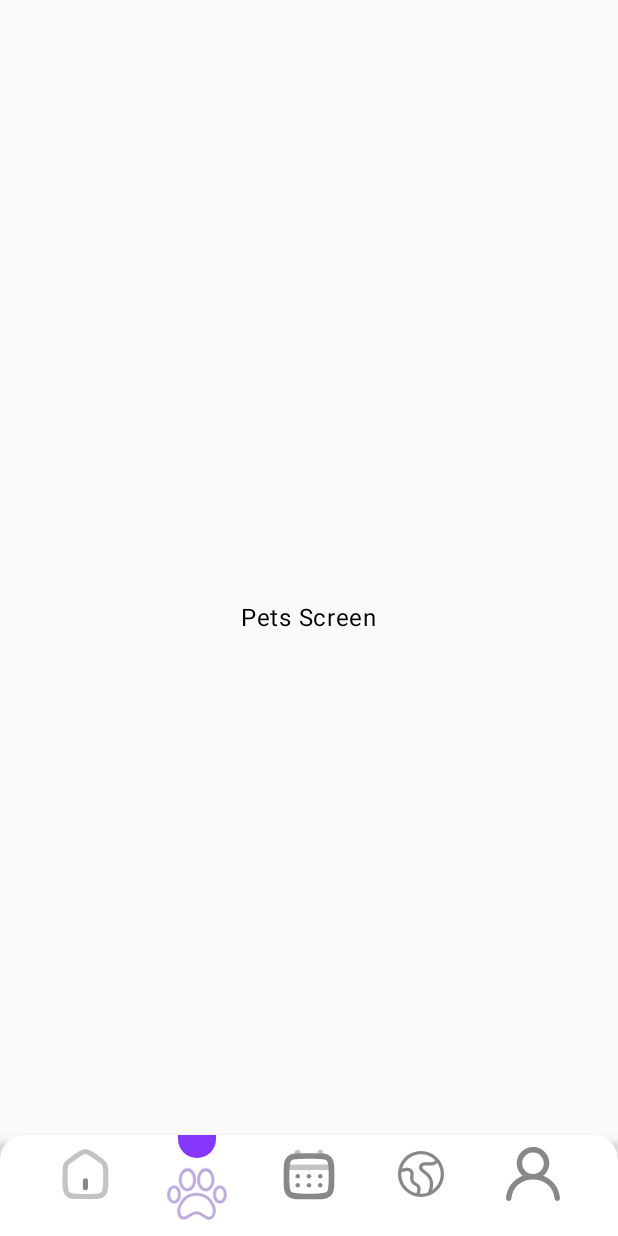
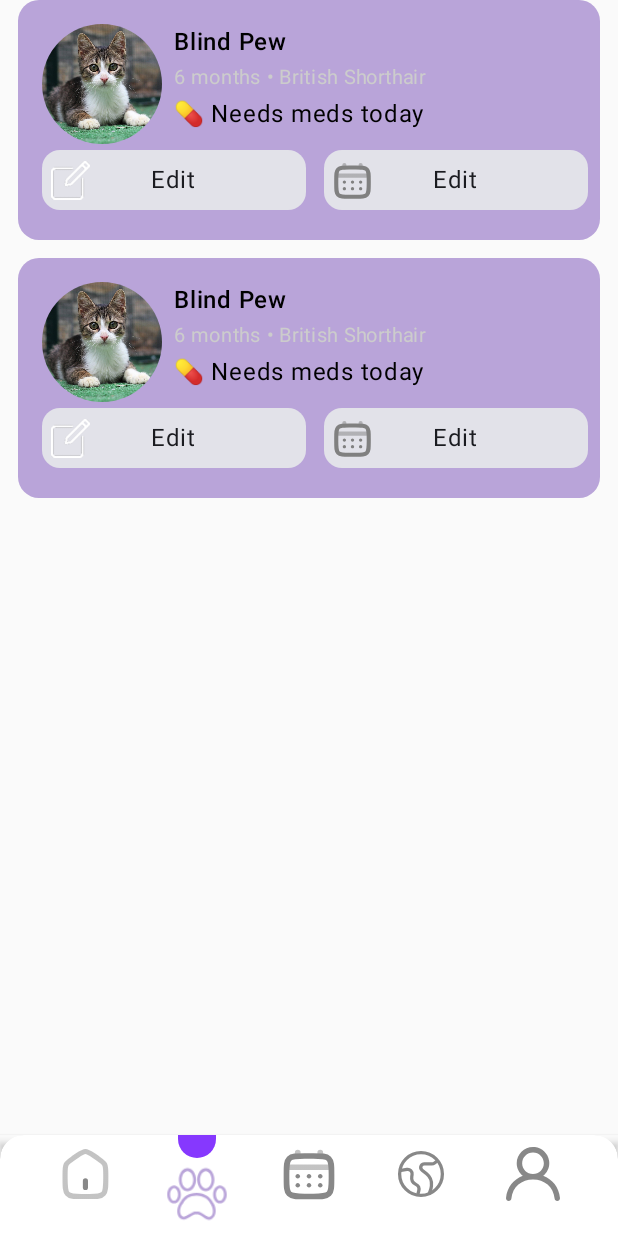
Before and after one commit to Ahmed3abogarin/PetPal, an Android app built with Jetpack Compose: the PetsScreen screen opened through its navigation route, on a phone screen of 412 x 824 dp. Run offline under Robolectric (Android 15) with nearby library versions, the phone set to English and light mode, and no system bars.

Commit message:
create pets screen and organized the files

```diff
--- a/app/src/main/java/com/vtol/petpal/MainActivity.kt
+++ b/app/src/main/java/com/vtol/petpal/MainActivity.kt
@@ -9,7 +9,7 @@ import androidx.annotation.RequiresApi
 import androidx.compose.foundation.layout.Box
 import androidx.compose.foundation.layout.fillMaxSize
 import androidx.compose.ui.Modifier
-import com.vtol.petpal.presentation.NavGraph
+import com.vtol.petpal.presentation.navgraph.NavGraph
 import com.vtol.petpal.ui.theme.PetPalTheme
 
 class MainActivity : ComponentActivity() {
--- a/app/src/main/java/com/vtol/petpal/presentation/PetCard.kt
+++ /dev/null
@@ -1,15 +0,0 @@
-package com.vtol.petpal.presentation
-
-import androidx.compose.runtime.Composable
-import androidx.compose.ui.tooling.preview.Preview
-
-@Composable
-fun PetCard(){
-
-}
-
-@Preview
-@Composable
-fun PetCardPreview(){
-
-}
--- a/app/src/main/java/com/vtol/petpal/presentation/HomeScreen.kt
+++ b/app/src/main/java/com/vtol/petpal/presentation/home/HomeScreen.kt
@@ -1,4 +1,4 @@
-package com.vtol.petpal.presentation
+package com.vtol.petpal.presentation.home
 
 import androidx.compose.foundation.BorderStroke
 import androidx.compose.foundation.Image
--- a/app/src/main/java/com/vtol/petpal/presentation/NavGraph.kt
+++ b/app/src/main/java/com/vtol/petpal/presentation/navgraph/NavGraph.kt
@@ -1,4 +1,4 @@
-package com.vtol.petpal.presentation
+package com.vtol.petpal.presentation.navgraph
 
 import androidx.compose.animation.AnimatedVisibility
 import androidx.compose.animation.core.LinearOutSlowInEasing
@@ -39,7 +39,6 @@ import androidx.compose.ui.geometry.Offset
 import androidx.compose.ui.graphics.Color
 import androidx.compose.ui.graphics.graphicsLayer
 import androidx.compose.ui.graphics.vector.ImageVector
-import androidx.compose.ui.res.painterResource
 import androidx.compose.ui.res.vectorResource
 import androidx.compose.ui.unit.IntSize
 import androidx.compose.ui.unit.dp
@@ -50,6 +49,10 @@ import androidx.navigation.compose.currentBackStackEntryAsState
 import androidx.navigation.compose.navigation
 import androidx.navigation.compose.rememberNavController
 import com.vtol.petpal.R
+import com.vtol.petpal.presentation.Routes
+import com.vtol.petpal.presentation.home.HomeScreen
+import com.vtol.petpal.presentation.pets.PetsScreen
+import com.vtol.petpal.presentation.profile.ProfileScreen
 import com.vtol.petpal.ui.theme.LightPurple
 import com.vtol.petpal.ui.theme.MainPurple
 import kotlinx.coroutines.delay
@@ -198,9 +201,7 @@ fun AppNavigator() {
                 HomeScreen()
             }
             composable(Routes.PetsScreen.route) {
-                Box(modifier = Modifier.fillMaxSize(), contentAlignment = Alignment.Center) {
-                    Text("Pets Screen")
-                }
+                PetsScreen()
 
             }
             composable(Routes.CalenderScreen.route) {
@@ -218,9 +219,7 @@ fun AppNavigator() {
                 }
             }
             composable(route = Routes.ProfileScreen.route) {
-                Box(modifier = Modifier.fillMaxSize(), contentAlignment = Alignment.Center) {
-                    Text("Nearby Screen")
-                }
+                ProfileScreen()
             }
         }
 
--- /dev/null
+++ b/app/src/main/java/com/vtol/petpal/presentation/pets/PetsScreen.kt
@@ -0,0 +1,22 @@
+package com.vtol.petpal.presentation.pets
+
+import androidx.compose.foundation.layout.Arrangement
+import androidx.compose.foundation.layout.PaddingValues
+import androidx.compose.foundation.lazy.LazyColumn
+import androidx.compose.runtime.Composable
+import androidx.compose.ui.unit.dp
+import com.vtol.petpal.presentation.pets.components.PetCard
+
+@Composable
+fun PetsScreen(){
+
+    LazyColumn(
+        verticalArrangement = Arrangement.spacedBy(12.dp),
+        contentPadding = PaddingValues(horizontal = 12.dp)
+    ){
+        items(2){
+            PetCard()
+        }
+    }
+
+}
--- /dev/null
+++ b/app/src/main/java/com/vtol/petpal/presentation/pets/components/PetCard.kt
@@ -0,0 +1,117 @@
+package com.vtol.petpal.presentation.pets.components
+
+import androidx.compose.foundation.Image
+import androidx.compose.foundation.layout.Arrangement
+import androidx.compose.foundation.layout.Box
+import androidx.compose.foundation.layout.Column
+import androidx.compose.foundation.layout.Row
+import androidx.compose.foundation.layout.Spacer
+import androidx.compose.foundation.layout.fillMaxWidth
+import androidx.compose.foundation.layout.padding
+import androidx.compose.foundation.layout.size
+import androidx.compose.foundation.layout.width
+import androidx.compose.foundation.shape.CircleShape
+import androidx.compose.foundation.shape.RoundedCornerShape
+import androidx.compose.material3.Card
+import androidx.compose.material3.CardDefaults
+import androidx.compose.material3.Text
+import androidx.compose.runtime.Composable
+import androidx.compose.ui.Alignment
+import androidx.compose.ui.Modifier
+import androidx.compose.ui.draw.clip
+import androidx.compose.ui.graphics.Color
+import androidx.compose.ui.res.painterResource
+import androidx.compose.ui.text.font.FontWeight
+import androidx.compose.ui.tooling.preview.Preview
+import androidx.compose.ui.unit.dp
+import androidx.compose.ui.unit.sp
+import com.vtol.petpal.R
+import com.vtol.petpal.ui.theme.LightPurple
+import com.vtol.petpal.ui.theme.PetPalTheme
+
+@Composable
+fun PetCard() {
+    Card(
+        onClick = {},
+        colors = CardDefaults.cardColors(containerColor = LightPurple),
+        shape = RoundedCornerShape(14.dp)
+    ) {
+        Column(modifier = Modifier.padding(start = 16.dp, top = 16.dp, bottom = 16.dp)) {
+            Row {
+                Image(
+                    modifier = Modifier
+                        .size(80.dp)
+                        .clip(CircleShape),
+                    painter = painterResource(R.drawable.cat),
+                    contentDescription = "pet photo"
+                )
+                Spacer(modifier = Modifier.width(8.dp))
+
+                Column {
+                    Text(text = "Blind Pew", fontWeight = FontWeight.SemiBold)
+                    Text(
+                        text = "6 months • British Shorthair",
+                        fontSize = 13.sp,
+                        color = Color.LightGray
+                    )
+                    Text(text = "\uD83D\uDC8A Needs meds today")
+                }
+            }
+
+            Row(
+                modifier = Modifier
+                    .fillMaxWidth()
+                    .align(Alignment.End)
+                    .padding(end = 8.dp),
+                horizontalArrangement = Arrangement.spacedBy(12.dp)
+            ) {
+                Card(modifier = Modifier.weight(1f), onClick = {}) {
+                    Box(modifier = Modifier
+                        .fillMaxWidth()
+                        .padding(horizontal = 6.dp)) {
+                        Image(
+                            modifier = Modifier.size(26.dp).align(Alignment.CenterStart),
+                            painter = painterResource(R.drawable.ic_edit),
+                            contentDescription = ""
+                        )
+                        Text(
+                            text = "Edit",
+                            modifier = Modifier
+                                .align(Alignment.Center)
+                                .padding(vertical = 8.dp)
+                        )
+                    }
+                }
+
+                Card(modifier = Modifier.weight(1f), onClick = {}) {
+                    Box(modifier = Modifier
+                        .fillMaxWidth()
+                        .padding(horizontal = 6.dp)) {
+                        Image(
+                            modifier = Modifier.size(26.dp).align(Alignment.CenterStart),
+                            painter = painterResource(R.drawable.ic_calender),
+                            contentDescription = ""
+                        )
+                        Text(
+                            text = "Edit",
+                            modifier = Modifier
+                                .align(Alignment.Center)
+                                .padding(vertical = 8.dp)
+                        )
+                    }
+                }
+            }
+
+        }
+    }
+
+}
+
+@Preview
+@Composable
+fun PetCardPreview() {
+    PetPalTheme {
+        PetCard()
+    }
+
+}
--- /dev/null
+++ b/app/src/main/java/com/vtol/petpal/presentation/profile/ProfileScreen.kt
@@ -0,0 +1,15 @@
+package com.vtol.petpal.presentation.profile
+
+import androidx.compose.foundation.layout.Box
+import androidx.compose.foundation.layout.fillMaxSize
+import androidx.compose.material3.Text
+import androidx.compose.runtime.Composable
+import androidx.compose.ui.Alignment
+import androidx.compose.ui.Modifier
+
+@Composable
+fun ProfileScreen(){
+    Box(modifier = Modifier.fillMaxSize(), contentAlignment = Alignment.Center) {
+        Text("Profile Screen")
+    }
+}
```
Also changed, not shown: app/src/main/res/drawable/ic_edit.png (added).
